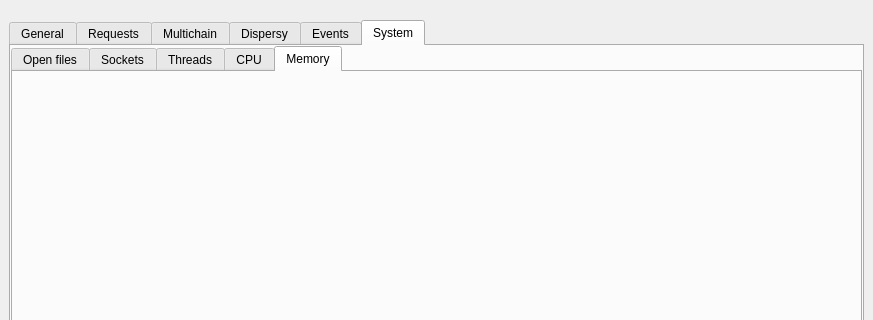
This is TriblerGUI/qt_resources/debugwindow.ui in Tribler/tribler as Qt 5 draws it before an edit; both pictures show x 0 to 873 and y 0 to 320 of the 873 by 652 pixel window. The edited form follows.
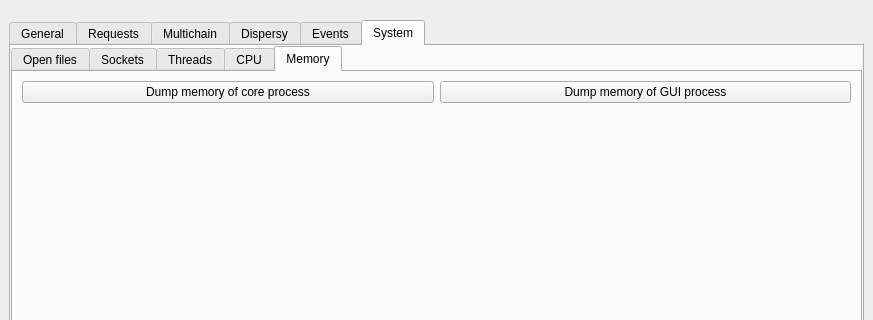
This is the edited form. The open tabs and pages were chosen to show the change.

Commit message:
Added buttons in debug panel to dump memory
Either the memory of the core process or the GUI process.

```diff
--- a/TriblerGUI/qt_resources/debugwindow.ui
+++ b/TriblerGUI/qt_resources/debugwindow.ui
@@ -653,8 +653,40 @@
             <property name="bottomMargin">
              <number>0</number>
             </property>
+            <item>
+             <widget class="QWidget" name="memory_dump_button_container" native="true">
+              <property name="sizePolicy">
+               <sizepolicy hsizetype="Preferred" vsizetype="Preferred">
+                <horstretch>0</horstretch>
+                <verstretch>0</verstretch>
+               </sizepolicy>
+              </property>
+              <layout class="QHBoxLayout" name="horizontalLayout_2">
+               <item>
+                <widget class="QPushButton" name="dump_memory_core_button">
+                 <property name="text">
+                  <string>Dump memory of core process</string>
+                 </property>
+                </widget>
+               </item>
+               <item>
+                <widget class="QPushButton" name="dump_memory_gui_button">
+                 <property name="text">
+                  <string>Dump memory of GUI process</string>
+                 </property>
+                </widget>
+               </item>
+              </layout>
+             </widget>
+            </item>
             <item>
              <widget class="QWidget" name="memory_plot_widget" native="true">
+              <property name="sizePolicy">
+               <sizepolicy hsizetype="Preferred" vsizetype="Expanding">
+                <horstretch>0</horstretch>
+                <verstretch>0</verstretch>
+               </sizepolicy>
+              </property>
               <layout class="QVBoxLayout" name="verticalLayout">
                <property name="spacing">
                 <number>0</number>
```
The commit also changes 1 other file.
